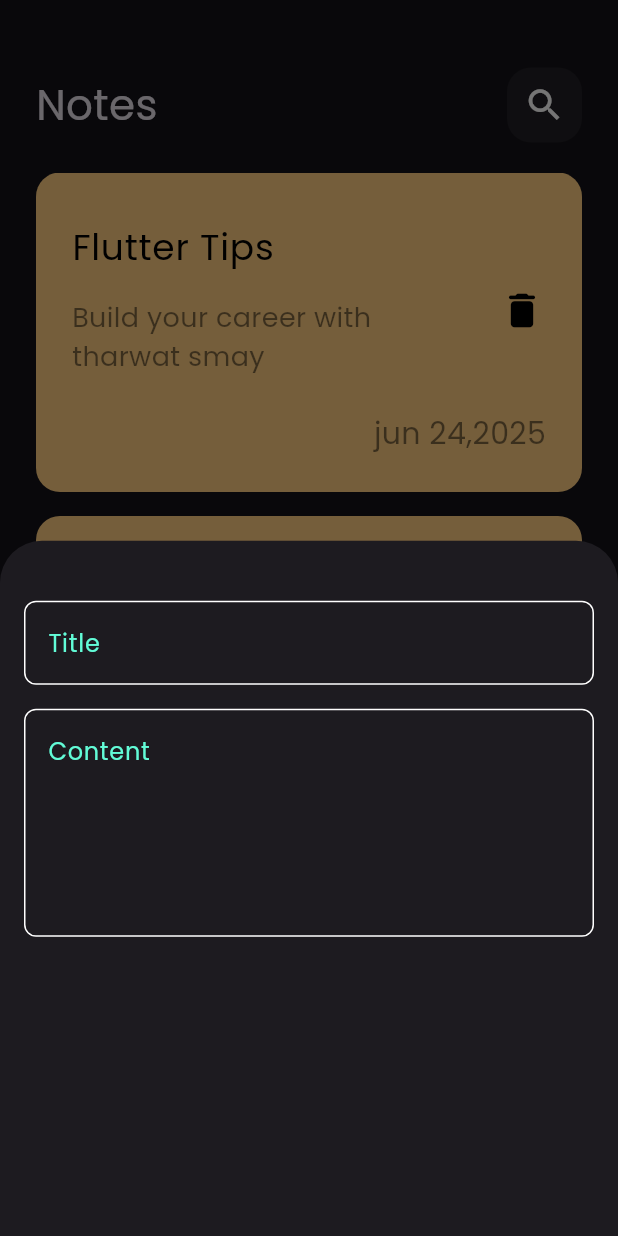
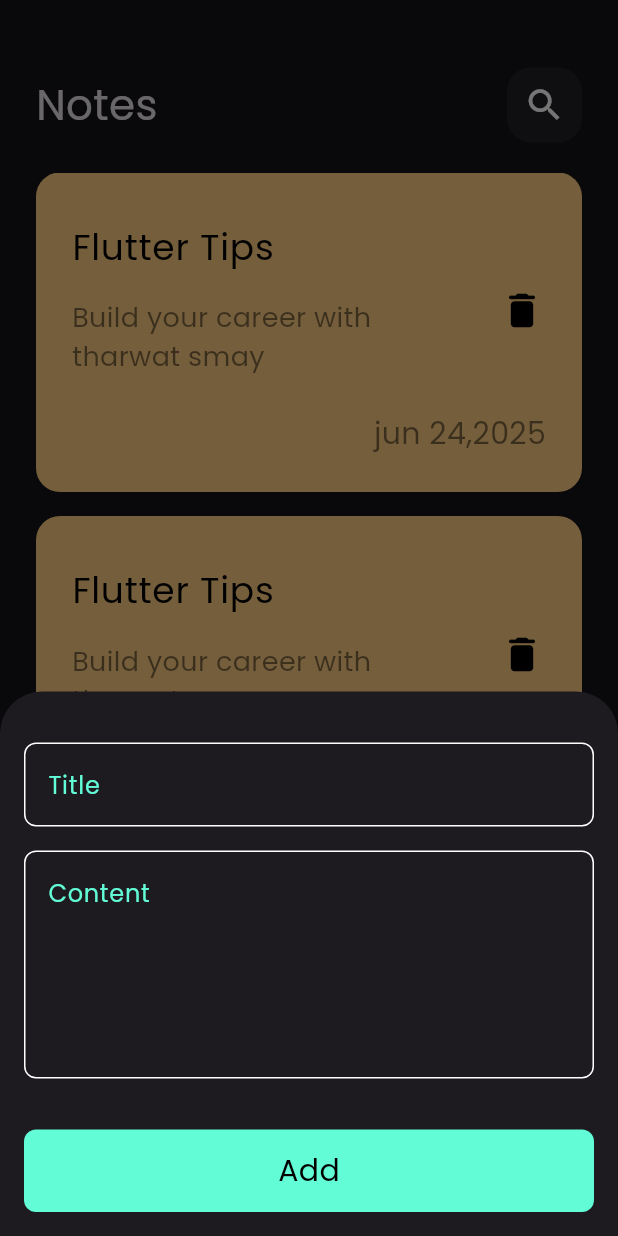
Before and after one commit to a7med287/notes, a Flutter app: the screen it shows after launch, after a tap on the "add" icon, on a phone screen of 412 x 824 dp. Run offline on Flutter 3.47's test engine with Material 3 defaults, Android fonts, the phone set to English and light mode, and no system bars.

Commit message:
Add custom button and finish the notes bottom sheet

```diff
--- a/lib/main.dart
+++ b/lib/main.dart
@@ -1,4 +1,5 @@
 import 'package:flutter/material.dart';
+import 'package:notes_app/constants.dart';
 import 'package:notes_app/views/notes_view.dart';
 
 void main() {
--- a/lib/views/widgets/add_note_bottom_sheet.dart
+++ b/lib/views/widgets/add_note_bottom_sheet.dart
@@ -1,5 +1,6 @@
 import 'package:flutter/material.dart';
 
+import 'custom_button.dart';
 import 'custom_text_field.dart';
 
 class AddNoteBottomSheet extends StatelessWidget {
@@ -9,13 +10,18 @@ class AddNoteBottomSheet extends StatelessWidget {
   Widget build(BuildContext context) {
     return Padding(
       padding: const EdgeInsets.symmetric(horizontal: 16.0),
-      child: Column(
-        children: [
-          SizedBox(height: 40),
-          const CustomTextField(hintText: 'Title'),
-          SizedBox(height: 16),
-          const CustomTextField(hintText: 'Content', maxLines: 5),
-        ],
+      child: SingleChildScrollView(
+        child: Column(
+          children: const [
+            SizedBox(height: 34),
+            CustomTextField(hintText: 'Title'),
+            SizedBox(height: 16),
+            CustomTextField(hintText: 'Content', maxLines: 5),
+            SizedBox(height: 34),
+            CustomButton(),
+            SizedBox(height: 16),
+          ],
+        ),
       ),
     );
   }
--- /dev/null
+++ b/lib/views/widgets/custom_button.dart
@@ -0,0 +1,20 @@
+import 'package:flutter/material.dart';
+
+import '../../constants.dart';
+
+class CustomButton extends StatelessWidget{
+  const CustomButton({super.key});
+
+  @override
+  Widget build(BuildContext context) {
+    return Container(
+      height: 55,
+      width: MediaQuery.of(context).size.width,
+      decoration: BoxDecoration(
+          color: kPrimaryColor,
+          borderRadius: BorderRadius.circular(8)
+      ),
+      child: Center(child: Text("Add",style: TextStyle(color: Colors.black,fontSize: 20),)),
+    );
+  }
+}
```
